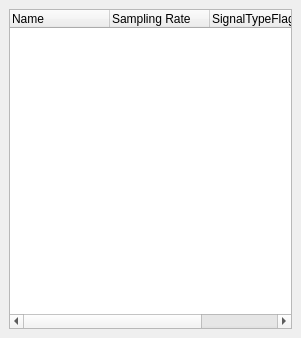
This is src/config_widget/signal_info_dock_widget.ui in tools4BCI/TiA-Scope as Qt 5 draws it before an edit. The edited form follows.
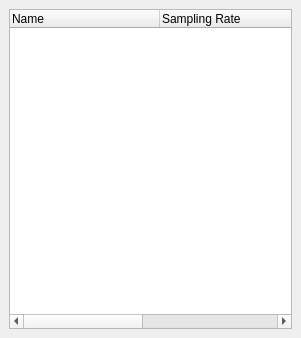
This is the edited form.

```diff
--- a/src/config_widget/signal_info_dock_widget.ui
+++ b/src/config_widget/signal_info_dock_widget.ui
@@ -24,7 +24,7 @@
        <bool>true</bool>
       </property>
       <attribute name="headerDefaultSectionSize">
-       <number>100</number>
+       <number>150</number>
       </attribute>
       <column>
        <property name="text">
```
